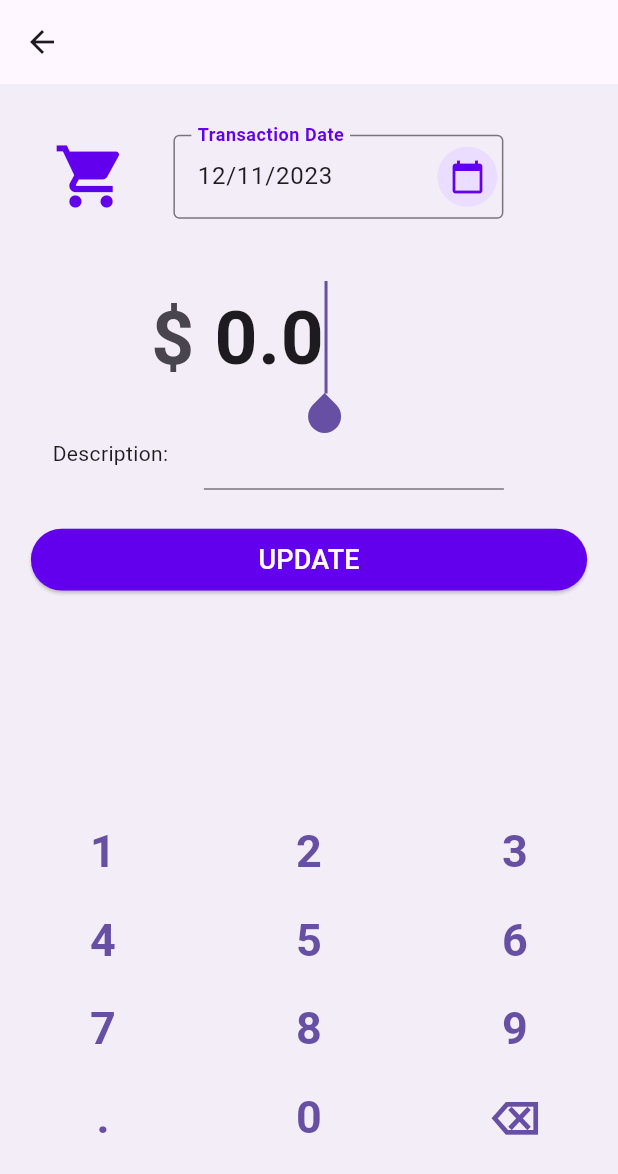
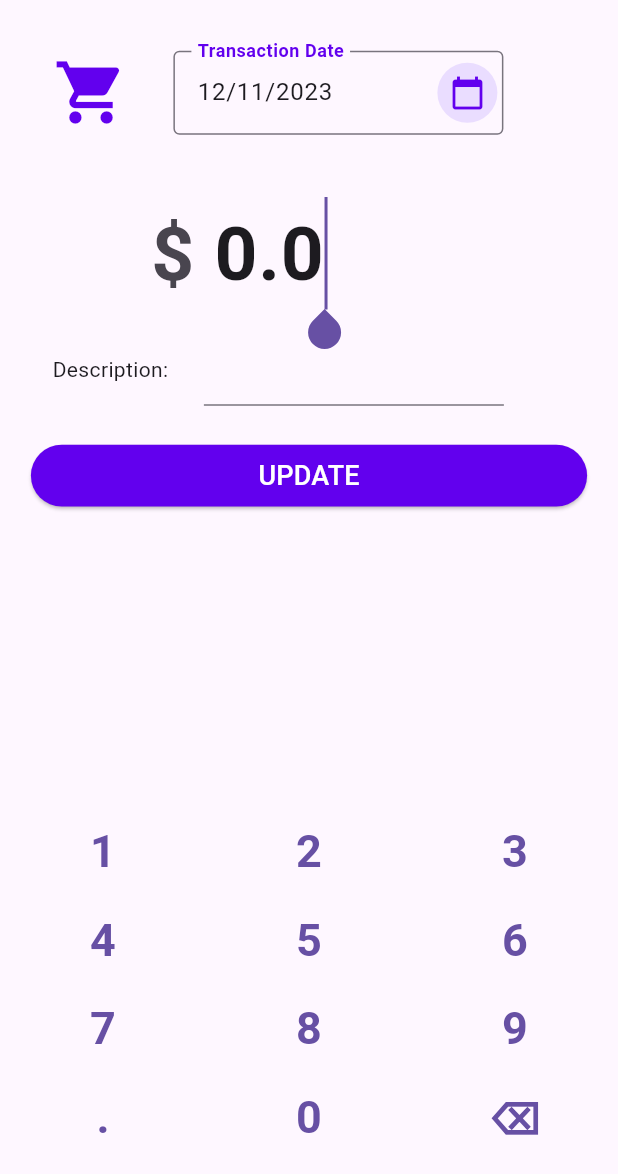
Before and after one commit to jianhui-ben/aiko_ben_expense_app, a Flutter app: the AddOrEditSingleTransaction widget shown alone on an empty page, opened directly with sample values from the repository, on a phone screen of 412 x 824 dp. Shown: the top 1174 px of the screen. Run offline on Flutter 3.47's test engine with Material 3 defaults, Android fonts, the phone set to English and light mode, and no system bars; our stand-ins replace cloud_firestore, firebase_auth, firebase_core, flutter_spinkit, google_fonts, syncfusion_flutter_charts; accounts and stored records are empty.

Commit message:
change add new transaction from a new page to bottom sheet

```diff
--- a/lib/screens/single_transaction/add_or_edit_single_transaction.dart
+++ b/lib/screens/single_transaction/add_or_edit_single_transaction.dart
@@ -77,9 +77,8 @@ class _AddOrEditSingleTransaction extends State<AddOrEditSingleTransaction> {
 
     bool _isTransactionAmountInputValid = true;
 
-    return Scaffold(appBar: AppBar(),
-      resizeToAvoidBottomInset: false,
-      body: Center(
+    return Material(
+      child: Center(
         child: Column(
             children: [
               // SizedBox(height: 30,),
```
Also changed, not shown: lib/screens/home/category_icon_button.dart (+14 -9 lines), lib/screens/home/transactions_list/transaction_tile.dart (+11 -8 lines), 1 other file. Lines whose indentation alone changed are shown as unchanged.
